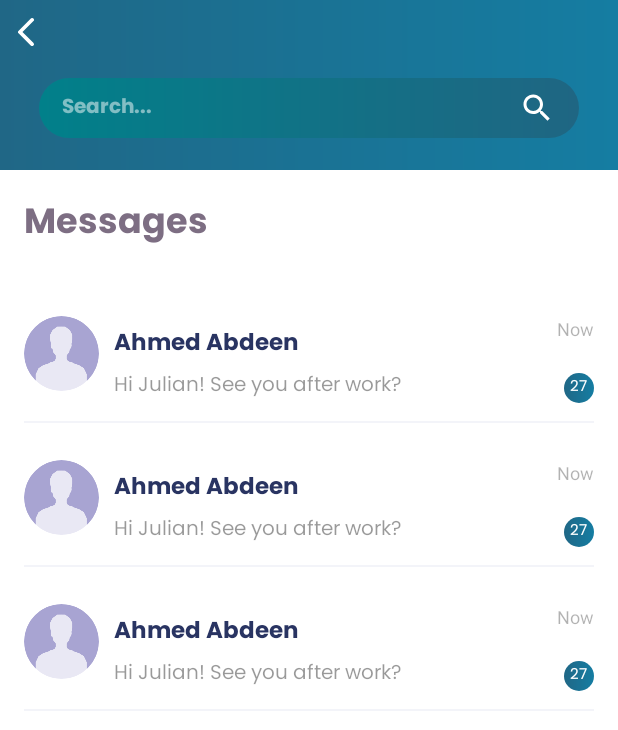
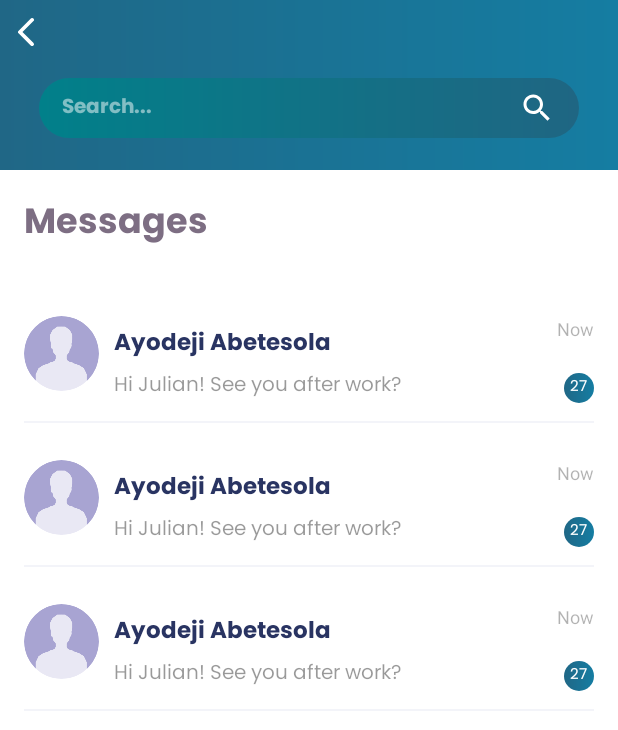
Before and after one commit to Ayodej/Home-to-Home-Freebies, an Android app: the layout activity_chat.xml on its own in the app's theme, with its tools: preview values and no code run, on a phone screen of 412 x 824 dp. Shown: the top 730 px of the screen. Run offline under Robolectric (Android 15) with nearby library versions, the phone set to English and light mode, and no system bars; network calls fail.

Commit message:
Worked on Chat layouts...

```diff
--- a/app/src/main/java/com/app/hometohomefreebies/activity/LoginActivity.java
+++ b/app/src/main/java/com/app/hometohomefreebies/activity/LoginActivity.java
@@ -29,6 +29,7 @@ public class LoginActivity extends AppCompatActivity {
 
     private final Context context = LoginActivity.this;
 
+
     private ActivityLoginBinding binding;
 
     private final ApiService apiService = ApiClient.getClient(this).create(ApiService.class);
@@ -44,6 +45,7 @@ public class LoginActivity extends AppCompatActivity {
 
     private void initListeners(){
         binding.tvSignUp.setOnClickListener(view -> {
+
             startActivity(new Intent(context, RegisterActivity.class));
         });
 
--- a/app/src/main/res/layout/activity_chat.xml
+++ b/app/src/main/res/layout/activity_chat.xml
@@ -147,6 +147,7 @@
                 app:layout_constraintTop_toTopOf="parent"/>
 
 
+
             <androidx.recyclerview.widget.RecyclerView
                 android:id="@+id/rvChats"
                 android:layout_width="0dp"
--- a/app/src/main/res/layout/layout_chat_item.xml
+++ b/app/src/main/res/layout/layout_chat_item.xml
@@ -20,7 +20,7 @@
         android:id="@+id/tvFullName"
         android:layout_width="wrap_content"
         android:layout_height="wrap_content"
-        android:text="Ahmed Abdeen"
+        android:text="Ayodeji Abetesola"
         android:textColor="#293462"
         android:fontFamily="@font/poppins_bold"
         android:textSize="15sp"
```
